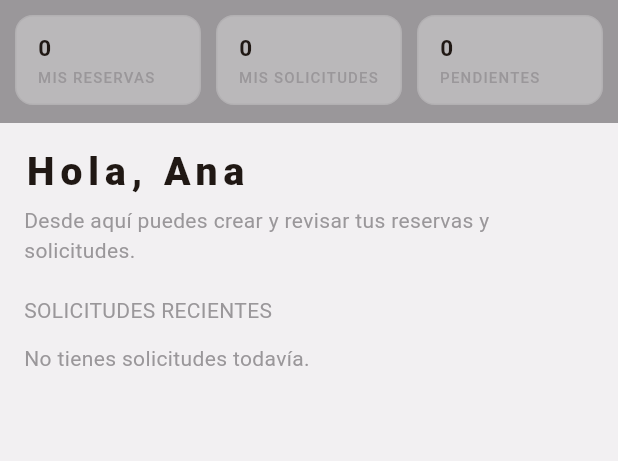
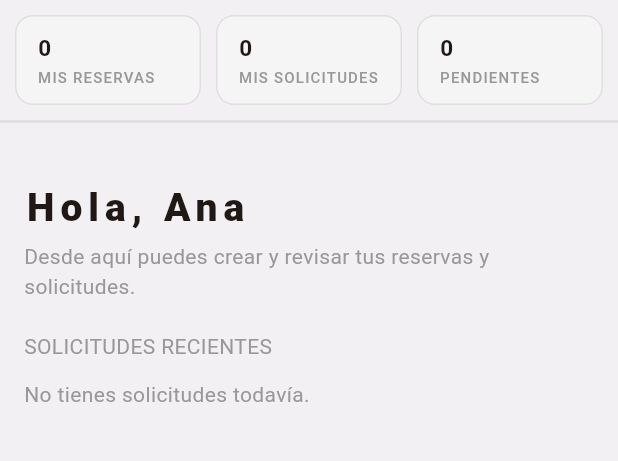
Before and after one commit to adminoutventura-dot/Outventura-Frontend, a Flutter app: the HomeClientePage screen opened directly with sample values from the repository, on a phone screen of 412 x 824 dp, the part 84-545 px from its top. Run offline on Flutter 3.47's test engine with Material 3 defaults, Android fonts, the phone set to English and light mode, and no system bars; our stand-ins replace flutter_riverpod, shared_preferences; accounts and stored records are empty.

Commit message:
Ajustes de diseño y corrección de errores.

```diff
--- a/lib/catalog/demos/inputs_demo.dart
+++ b/lib/catalog/demos/inputs_demo.dart
@@ -114,7 +114,7 @@ class _InputsDemoState extends State<InputsDemo> {
             spacing: 8,
             children: [
               TagWidget(text: 'Pendiente',    backgroundColor: cs.tertiary,  textColor: cs.onPrimary),
-              TagWidget(text: 'Confirmada',   backgroundColor: cs.secondary, textColor: cs.secondary.withValues(alpha: 0.15)),
+              TagWidget(text: 'Confirmada',   backgroundColor: cs.secondary, textColor: cs.onPrimary),
               TagWidget(text: 'Finalizada',   backgroundColor: cs.primaryContainer,   textColor: cs.onPrimaryContainer),
               TagWidget(text: 'Cancelada',    backgroundColor: cs.error,              textColor: cs.onError),
               TagWidget(text: 'Acuático',     backgroundColor: cs.onPrimary,          textColor: cs.onPrimaryContainer),
--- a/lib/catalog/demos/misc_demo.dart
+++ b/lib/catalog/demos/misc_demo.dart
@@ -60,6 +60,7 @@ class _MiscDemoState extends State<MiscDemo> {
                 content: '¿Estás seguro de que quieres eliminar este elemento?',
                 isDanger: true,
               );
+              if (!context.mounted) return;
               ScaffoldMessenger.of(context).showSnackBar(SnackBar(content: Text(ok ? 'Confirmado' : 'Cancelado')));
             },
           ),
--- a/lib/core/network/dio_client.dart
+++ b/lib/core/network/dio_client.dart
@@ -13,7 +13,6 @@
 //   );
 
 //   // TODO: Añadir interceptor de autenticación con flutter_secure_storage.
-//   // TODO: Añadir interceptor de logging en modo debug.
 
 //   ref.onDispose(() => dio.close());
 
--- a/lib/core/widgets/app_buttons.dart
+++ b/lib/core/widgets/app_buttons.dart
@@ -64,7 +64,7 @@ class SecondaryButton extends StatelessWidget {
   @override
   Widget build(BuildContext context) {
     final ColorScheme cs = Theme.of(context).colorScheme;
-    final Color effectiveBorder = borderColor ?? cs.onSurfaceVariant.withValues(alpha: 0.4);
+    final Color effectiveBorder = borderColor ?? cs.primary;
     return OutlinedButton(
       style: OutlinedButton.styleFrom(
         backgroundColor: backgroundColor,
--- a/lib/features/outventura/presentation/pages/forms/reservation_form_page.dart
+++ b/lib/features/outventura/presentation/pages/forms/reservation_form_page.dart
@@ -326,7 +326,6 @@ class _ReservationFormPageState extends ConsumerState<ReservationFormPage> {
                         Navigator.of(context).pop();
                       }
                     },
-                    backgroundColor: cs.error,
                     borderColor: cs.error,
                   ),
                 ),
@@ -340,8 +339,6 @@ class _ReservationFormPageState extends ConsumerState<ReservationFormPage> {
                     child: SecondaryButton(
                       label: 'Cancelar',
                       onPressed: () => Navigator.of(context).pop(),
-                      backgroundColor: cs.onError,
-                      borderColor: cs.error,
                     ),
                   ),
                   const SizedBox(width: 12),
--- a/lib/features/outventura/presentation/pages/home_page.dart
+++ b/lib/features/outventura/presentation/pages/home_page.dart
@@ -202,10 +202,10 @@ class HomeClientePage extends ConsumerWidget {
               bottom: false,
               child: Container(
                 decoration: BoxDecoration(
-                  color: cs.onSurfaceVariant,
+                  color: cs.onPrimary,
                   border: Border(
                     bottom: BorderSide(
-                      color: cs.onSurfaceVariant.withValues(alpha: 0.35),
+                      color: cs.onSurfaceVariant.withAlpha(50),
                       width: 2,
                     ),
                   ),
@@ -244,6 +244,7 @@ class HomeClientePage extends ConsumerWidget {
             child: ListView(
               padding: const EdgeInsets.all(16),
               children: [
+                const SizedBox(height: 24),
                 Text(
                   'Hola, ${usuario.nombre}',
                   style: tt.titleLarge?.copyWith(color: cs.onSurface),
--- a/lib/features/outventura/presentation/widgets/excursion_card.dart
+++ b/lib/features/outventura/presentation/widgets/excursion_card.dart
@@ -193,8 +193,8 @@ class ExcursionCard extends StatelessWidget {
                       MiniButton(
                         label: 'Solicitar',
                         onPressed: onSolicitar,
-                        textColor: cs.secondary.withValues(alpha: 0.15),
-                        backgroundColor: cs.secondary,
+                        textColor: cs.onTertiary,
+                        backgroundColor: cs.onPrimary,
                       ),
                   ],
                 ),
```
